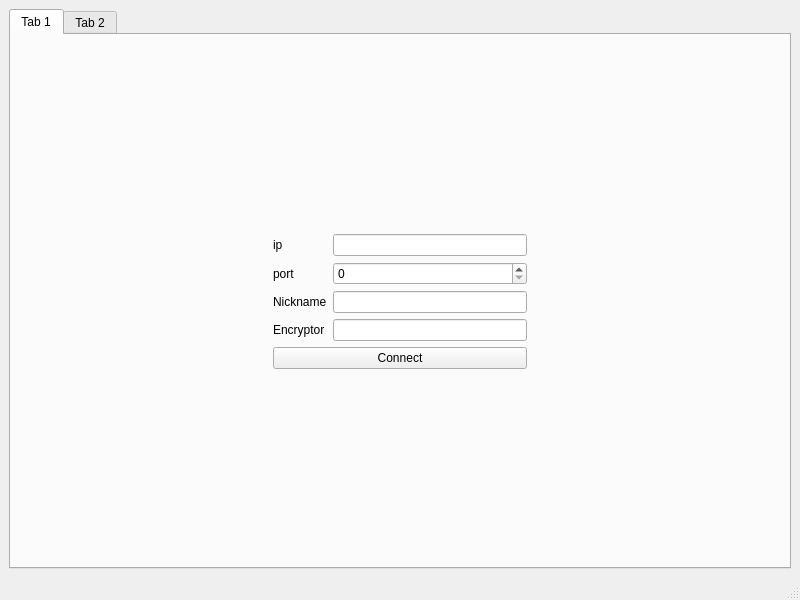
StasBraginets/NG_STAS_BRAGINETS_PROJECT, file Client/mainwindow.ui: the form before one commit.
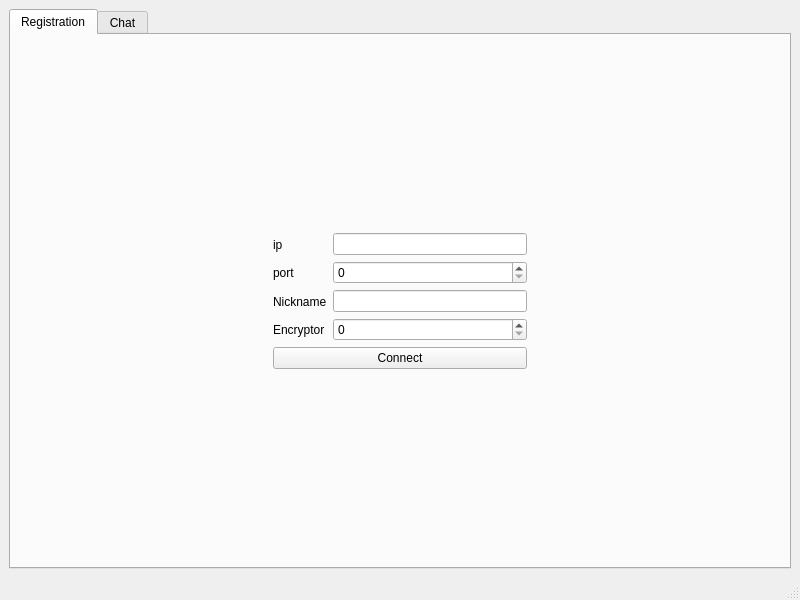
The form after the commit.

Commit message: When the client disconnected his nickname deletes in List Widget

Patch:
```diff
--- a/Client/mainwindow.ui
+++ b/Client/mainwindow.ui
@@ -22,7 +22,7 @@
       </property>
       <widget class="QWidget" name="tab">
        <attribute name="title">
-        <string>Tab 1</string>
+        <string>Registration</string>
        </attribute>
        <layout class="QGridLayout" name="gridLayout_2">
         <item row="0" column="1">
@@ -103,7 +103,7 @@
                <widget class="QLineEdit" name="l_nickname"/>
               </item>
               <item>
-               <widget class="QLineEdit" name="l_encryptor"/>
+               <widget class="QSpinBox" name="sb_encryptor"/>
               </item>
              </layout>
             </item>
@@ -148,7 +148,7 @@
       </widget>
       <widget class="QWidget" name="tab_2">
        <attribute name="title">
-        <string>Tab 2</string>
+        <string>Chat</string>
        </attribute>
        <layout class="QGridLayout" name="gridLayout">
         <item row="0" column="1">
```
The commit also changes 2 other files.
